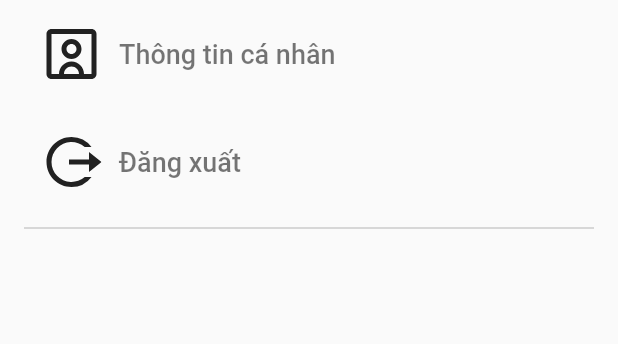
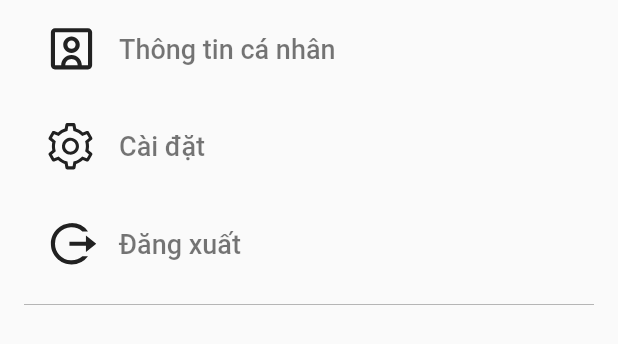
Before and after one commit to thanhvinh73/PBL4, a Flutter app: the MyPageScreen widget shown alone on an empty page, opened directly, on a phone screen of 412 x 824 dp. Shown: the top 344 px of the screen. Run offline on Flutter 3.47's test engine with Material 2 defaults, Android fonts, the phone set to English and light mode, and no system bars; our stand-ins replace bloc, bot_toast, easy_localization, flutter_bloc, flutter_svg, freezed_annotation and 2 more; accounts and stored records are empty.

```diff
--- a/client/assets/translations/vi.json
+++ b/client/assets/translations/vi.json
@@ -11,7 +11,8 @@
     "Home": "Trang chính",
     "SettingController": "Thiết lập điều khiển",
     "Account": "Tài khoản",
-    "Profile": "Thông tin cá nhân"
+    "Profile": "Thông tin cá nhân",
+    "Setting": "Cài đặt"
   },
   "Auth": {
     "Error": "Lỗi",
--- a/client/lib/screens/my_page_screen/components/my_page_row.dart
+++ b/client/lib/screens/my_page_screen/components/my_page_row.dart
@@ -29,8 +29,8 @@ class MyPageRow extends StatelessWidget {
                 child: SvgPicture.asset(
                   svgUrl,
                   color: AppColors.titleText,
-                  width: 40,
-                  height: 40,
+                  width: 33,
+                  height: 33,
                 )),
             Expanded(
                 flex: 5,
--- a/client/lib/screens/my_page_screen/my_page_screen.dart
+++ b/client/lib/screens/my_page_screen/my_page_screen.dart
@@ -20,6 +20,9 @@ class MyPageScreen extends StatelessWidget {
                 svgUrl: "assets/icons/ic_profile.svg",
                 title: tr(LocaleKeys.App_Profile)),
             MyPageRow(
+                svgUrl: "assets/icons/ic_setting.svg",
+                title: tr(LocaleKeys.App_Setting)),
+            MyPageRow(
                 svgUrl: "assets/icons/ic_logout.svg",
                 title: tr(LocaleKeys.App_Logout)),
             const Divider(
--- a/client/pubspec.yaml
+++ b/client/pubspec.yaml
@@ -7,7 +7,7 @@ publish_to: "none" # Remove this line if you wish to publish to pub.dev
 # flutter pub run build_runner build --delete-conflicting-outputs
 # flutter pub run build_runner clean
 # flutter pub run easy_localization:generate --source-dir 'assets/translations' --output-dir 'lib/generated' --output-file 'translations.g.dart' --format keys
-#flutter build apk
+# flutter build apk
 
 version: 1.0.0+1
 
```
Also changed, not shown: client/assets/icons/ic_setting.svg (added), client/lib/generated/assets.gen.dart, client/lib/generated/translations.g.dart, 2 other files.
